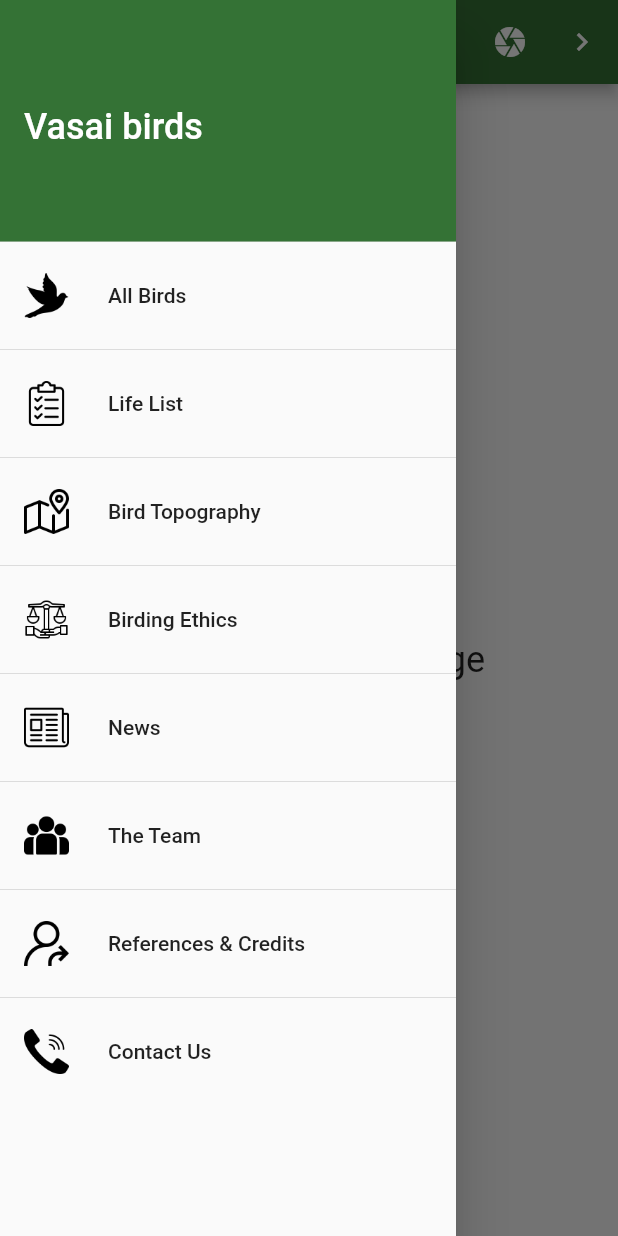
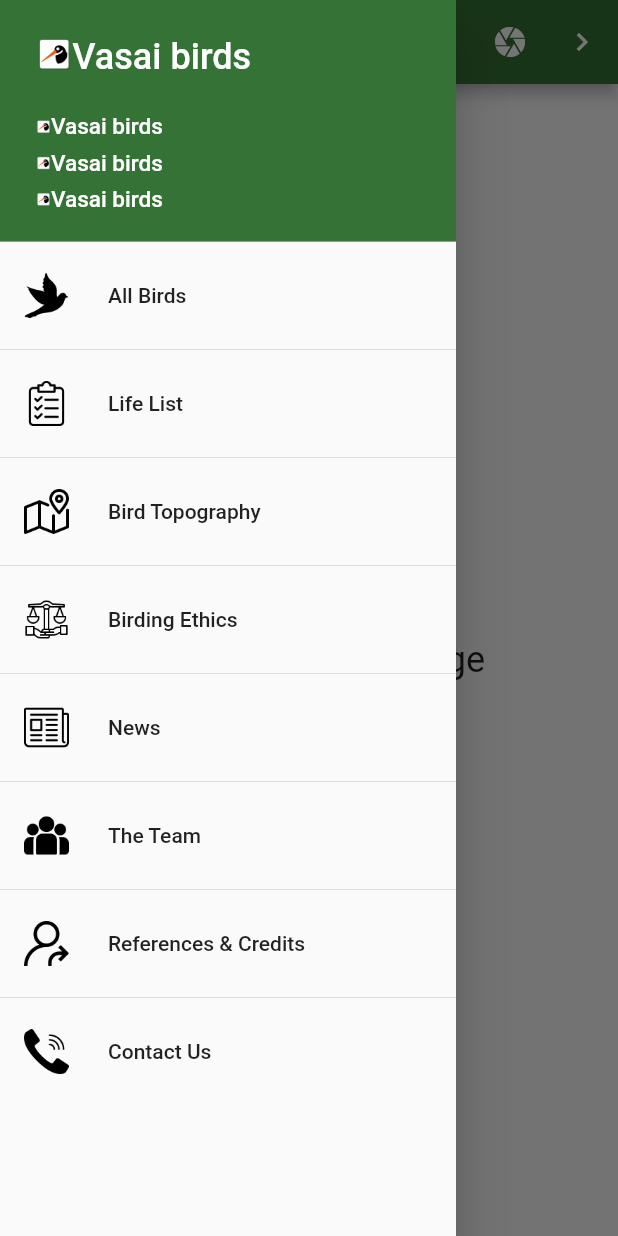
Before and after one commit to Welborn007/FlutterDemo, a Flutter app: the screen it shows after launch, with the side drawer open, on a phone screen of 412 x 824 dp. Run offline on Flutter 3.47's test engine with Material 2 defaults, Android fonts, the phone set to English and light mode, and no system bars.

Commit message:
Updated navigation drawer

```diff
--- a/lib/home.dart
+++ b/lib/home.dart
@@ -66,15 +66,79 @@ class MyStatelessWidget extends StatelessWidget {
           padding: EdgeInsets.zero,
           children: <Widget>[
             DrawerHeader(
-              child: Container(
-                alignment: Alignment.centerLeft,
-                child: Text(
-                  'Vasai birds',
-                  style: TextStyle(
-                    color: Colors.white,
-                    fontSize: 24,
-                  ),
-                ),
+              child: new Padding(
+                padding: const EdgeInsets.all(8.0),
+                child: new Container(
+                    height: 100.0,
+                    child: Column(children: <Widget>[
+                      Expanded(
+                        child: Row(
+                          children: <Widget>[
+                            Image(
+                              image: AssetImage("images/ic_launcher.png"),
+                              height: 50,
+                            ),
+                            Text('Vasai birds',
+                                style: TextStyle(
+                                  color: Colors.white,
+                                  fontSize: 24,
+                                ))
+                          ],
+                        ),
+                      ),
+                      Spacer(),
+                      Expanded(
+                        child: Row(
+                          children: <Widget>[
+                            Image(
+                              image: AssetImage("images/ic_launcher.png"),
+                              height: 10,
+                            ),
+                            Text('Vasai birds',
+                                textAlign: TextAlign.center,
+                                style: TextStyle(
+                                  color: Colors.white,
+                                  fontSize: 15,
+                                ))
+                          ],
+                          mainAxisAlignment: MainAxisAlignment.start,
+                        ),
+                      ),
+                      Expanded(
+                        child: Row(
+                          children: <Widget>[
+                            Image(
+                              image: AssetImage("images/ic_launcher.png"),
+                              height: 10,
+                            ),
+                            Text('Vasai birds',
+                                textAlign: TextAlign.center,
+                                style: TextStyle(
+                                  color: Colors.white,
+                                  fontSize: 15,
+                                ))
+                          ],
+                          mainAxisAlignment: MainAxisAlignment.start,
+                        ),
+                      ),
+                      Expanded(
+                        child: Row(
+                          children: <Widget>[
+                            Image(
+                              image: AssetImage("images/ic_launcher.png"),
+                              height: 10,
+                            ),
+                            Text('Vasai birds',
+                                textAlign: TextAlign.center,
+                                style: TextStyle(
+                                  color: Colors.white,
+                                  fontSize: 15,
+                                ))
+                          ],
+                          mainAxisAlignment: MainAxisAlignment.start,
+                        ),
+                      )
+                    ])),
               ),
               decoration: BoxDecoration(color: const Color(0xFF347235)),
             ),
--- a/pubspec.yaml
+++ b/pubspec.yaml
@@ -62,6 +62,7 @@ flutter:
    - images/call.png
    - images/group.png
    - images/refer.png
+   - images/ic_launcher.png
   #   - images/a_dot_ham.jpeg
 
   # An image asset can refer to one or more resolution-specific "variants", see
```
